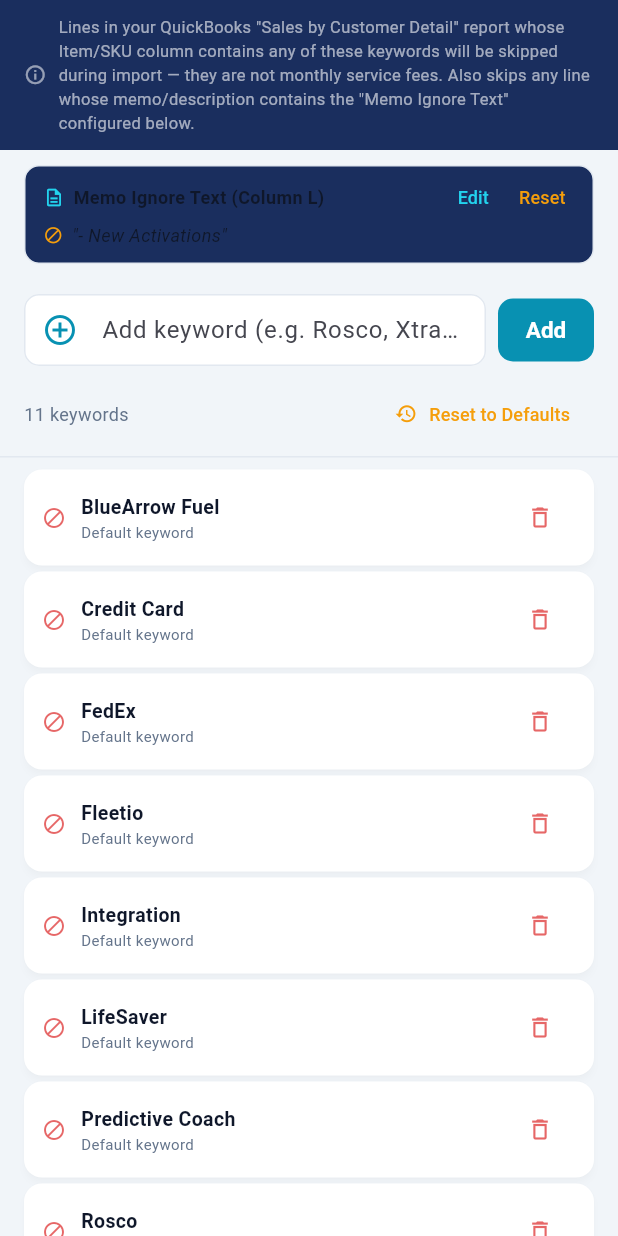
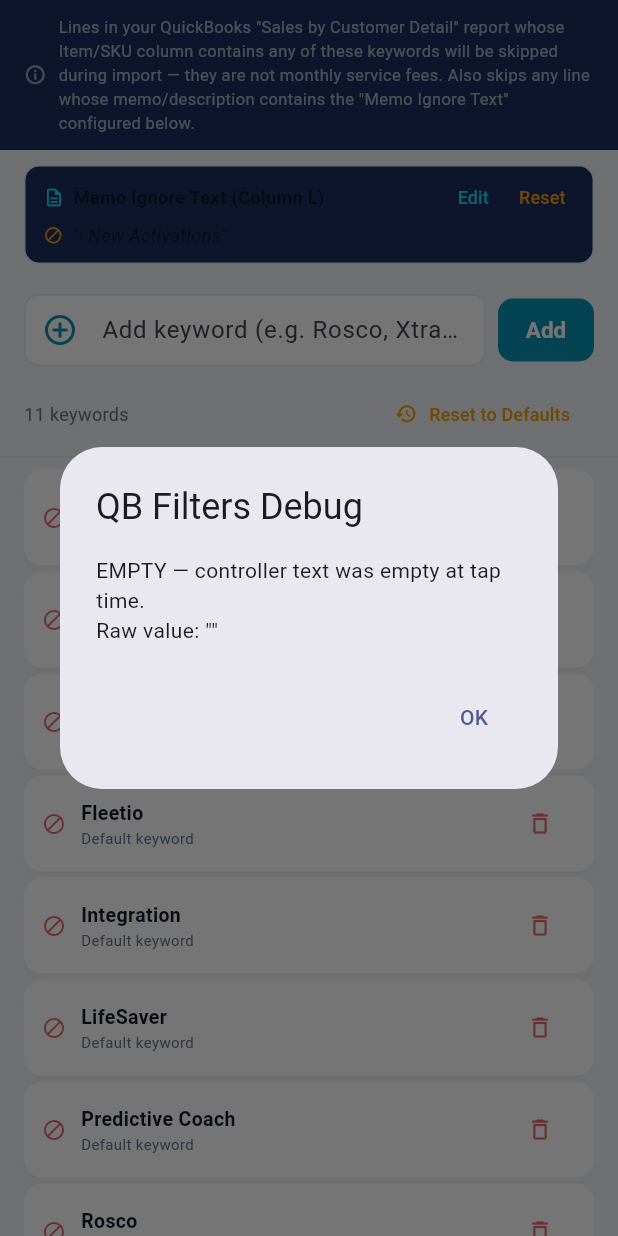
Before and after one commit to rodney-s1/activations-tracker, a Flutter app: the _QbFiltersTab widget shown alone on an empty page, opened directly, after a tap on "Add", on a phone screen of 412 x 824 dp. Run offline on Flutter 3.47's test engine with Material 3 defaults, Android fonts, the phone set to English and light mode, and no system bars; our stand-ins replace file_picker, hive, hive_flutter, shared_preferences; missing offline and left inert: dart:html, dart:js, dart:js_interop; accounts and stored records are empty; statements that could not run were skipped.

Commit message:
Debug: QB Filters Add button — show dialog at every step to trace failure

```diff
--- a/lib/screens/settings_screen.dart
+++ b/lib/screens/settings_screen.dart
@@ -798,21 +798,32 @@
   }
 
   Future<void> _add() async {
+    // Step 1 — read text BEFORE any await so focus-loss can't clear it
     final kw = _ctrl.text.trim();
-    if (kw.isEmpty) return;
+
+    // Debug dialog so we can see every failure path in production
+    Future<void> _dbg(String msg) async {
+      if (!mounted) return;
+      await showDialog<void>(
+        context: context,
+        builder: (_) => AlertDialog(
+          title: const Text('QB Filters Debug'),
+          content: Text(msg),
+          actions: [TextButton(onPressed: () => Navigator.pop(_), child: const Text('OK'))],
+        ),
+      );
+    }
+
+    if (kw.isEmpty) {
+      await _dbg('EMPTY — controller text was empty at tap time.\n'
+          'Raw value: "${_ctrl.text}"');
+      return;
+    }
+
     try {
-      // Ensure the Hive box is open — it can silently close on web after
-      // navigation or a session event even though _box is non-null.
       final live = await QbIgnoreKeywordService.getAllAsync();
       if (live.any((k) => k.keyword.toLowerCase() == kw.toLowerCase())) {
-        if (mounted) {
-          ScaffoldMessenger.of(context).showSnackBar(
-            SnackBar(
-              content: Text('"$kw" is already in the list.'),
-              backgroundColor: AppTheme.amber,
-            ),
-          );
-        }
+        await _dbg('DUPLICATE — "$kw" already exists in list (${live.length} items).');
         return;
       }
       await QbIgnoreKeywordService.add(kw);
@@ -820,24 +831,11 @@
       _load();
       if (mounted) {
         context.read<AppProvider>().refreshQbIgnoreKeywords();
-        ScaffoldMessenger.of(context).showSnackBar(
-          SnackBar(
-            content: Text('"$kw" added to ignore list.'),
-            backgroundColor: AppTheme.green,
-            duration: const Duration(seconds: 2),
-          ),
-        );
+        await _dbg('SUCCESS — "$kw" added. List now has ${_keywords.length} items.');
       }
     } catch (e, st) {
-      if (kDebugMode) debugPrint('[QB Filters] _add error: $e\n$st');
-      if (mounted) {
-        ScaffoldMessenger.of(context).showSnackBar(
-          SnackBar(
-            content: Text('Failed to add keyword: $e'),
-            backgroundColor: AppTheme.red,
-          ),
-        );
-      }
+      debugPrint('[QB Filters] _add error: $e\n$st');
+      await _dbg('ERROR — $e\n\nStack:\n${st.toString().substring(0, st.toString().length.clamp(0, 300))}');
     }
   }
 
```
